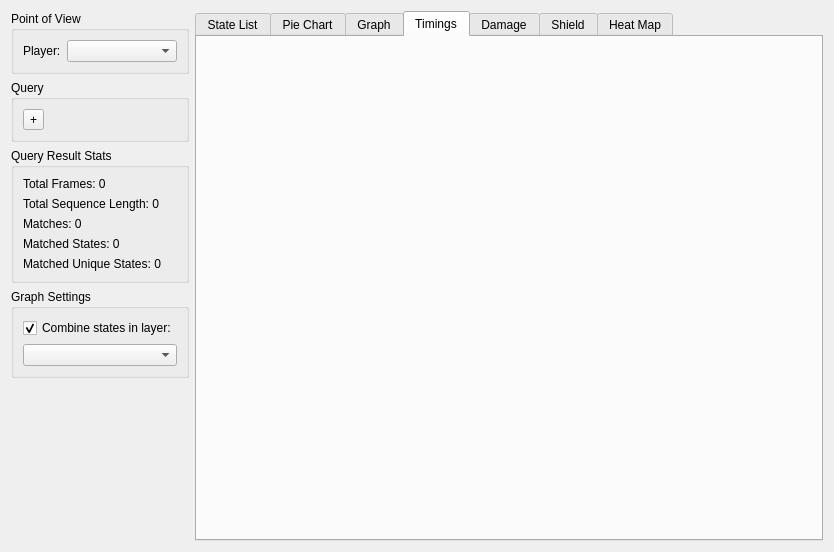
First picture: the form in forms/SequenceSearchView.ui, repository reframedultimate/ReFramed-plugin-decision-graph, before the edit.
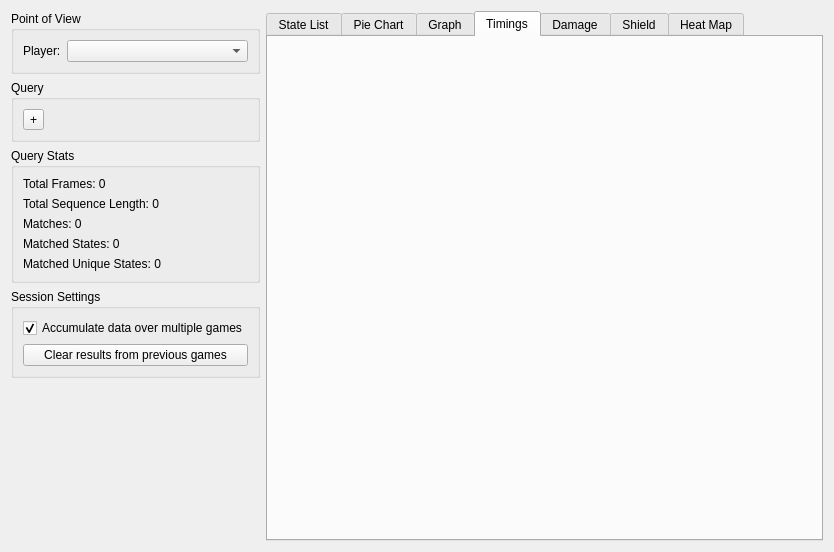
Second picture: the form after the edit.

Commit message: Can now select multiple replays that span different types of characters. Making UI update properly

```diff
--- a/forms/SequenceSearchView.ui
+++ b/forms/SequenceSearchView.ui
@@ -65,7 +65,7 @@
    <item row="2" column="0">
     <widget class="QGroupBox" name="groupBox_3">
      <property name="title">
-      <string>Query Result Stats</string>
+      <string>Query Stats</string>
      </property>
      <layout class="QVBoxLayout" name="verticalLayout_2">
       <item>
@@ -109,13 +109,13 @@
    <item row="3" column="0">
     <widget class="QGroupBox" name="groupBox_graphSettings">
      <property name="title">
-      <string>Graph Settings</string>
+      <string>Session Settings</string>
      </property>
      <layout class="QVBoxLayout" name="verticalLayout">
       <item>
        <widget class="QCheckBox" name="checkBox_mergeMotions">
         <property name="text">
-         <string>Combine states in layer:</string>
+         <string>Accumulate data over multiple games</string>
         </property>
         <property name="checked">
          <bool>true</bool>
@@ -123,7 +123,11 @@
        </widget>
       </item>
       <item>
-       <widget class="QComboBox" name="comboBox"/>
+       <widget class="QPushButton" name="pushButton_clearPreviousSessions">
+        <property name="text">
+         <string>Clear results from previous games</string>
+        </property>
+       </widget>
       </item>
      </layout>
     </widget>
```
Left out of the diff: 2 changed lines with no effect on the pictures. The commit also changes 14 other files.
